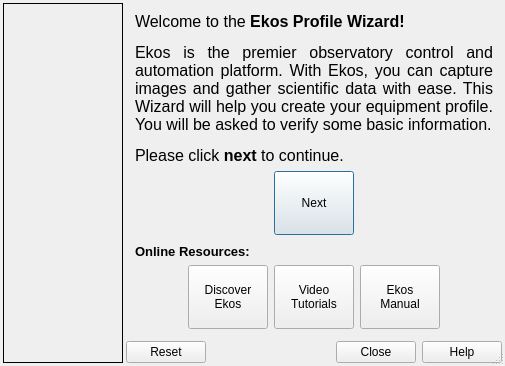
The window that kstars/ekos/profilewizard.ui (KDE/kstars) describes before a commit, drawn with Qt 5.
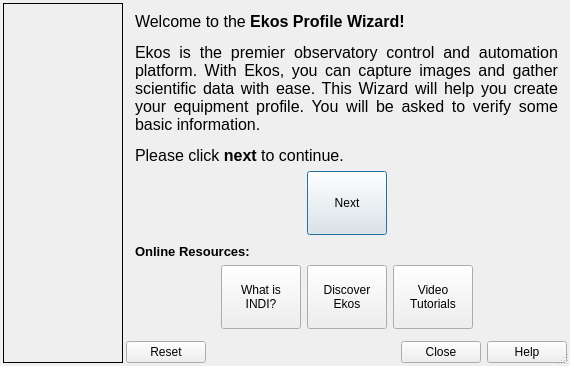
The same window after the commit. Icons and pictures are not drawn.

```diff
--- a/kstars/ekos/profilewizard.ui
+++ b/kstars/ekos/profilewizard.ui
@@ -6,7 +6,7 @@
    <rect>
     <x>0</x>
     <y>0</y>
-    <width>505</width>
+    <width>570</width>
     <height>366</height>
    </rect>
   </property>
@@ -16,6 +16,12 @@
     <verstretch>0</verstretch>
    </sizepolicy>
   </property>
+  <property name="maximumSize">
+   <size>
+    <width>16777215</width>
+    <height>366</height>
+   </size>
+  </property>
   <property name="windowTitle">
    <string>Ekos Profile Wizard</string>
   </property>
@@ -221,6 +227,26 @@
                </property>
               </spacer>
              </item>
+             <item>
+              <widget class="QPushButton" name="INDIInfoB">
+               <property name="minimumSize">
+                <size>
+                 <width>0</width>
+                 <height>64</height>
+                </size>
+               </property>
+               <property name="text">
+                <string>What is
+INDI?</string>
+               </property>
+               <property name="default">
+                <bool>false</bool>
+               </property>
+               <property name="flat">
+                <bool>false</bool>
+               </property>
+              </widget>
+             </item>
              <item>
               <widget class="QPushButton" name="discoverEkosB">
                <property name="minimumSize">
@@ -261,26 +287,6 @@
                </property>
               </widget>
              </item>
-             <item>
-              <widget class="QPushButton" name="ekosManualB">
-               <property name="minimumSize">
-                <size>
-                 <width>0</width>
-                 <height>64</height>
-                </size>
-               </property>
-               <property name="text">
-                <string>Ekos
-Manual</string>
-               </property>
-               <property name="default">
-                <bool>false</bool>
-               </property>
-               <property name="flat">
-                <bool>false</bool>
-               </property>
-              </widget>
-             </item>
              <item>
               <spacer name="horizontalSpacer_2">
                <property name="orientation">
```
Left out of the diff: 42 changed lines with no effect on the pictures.
